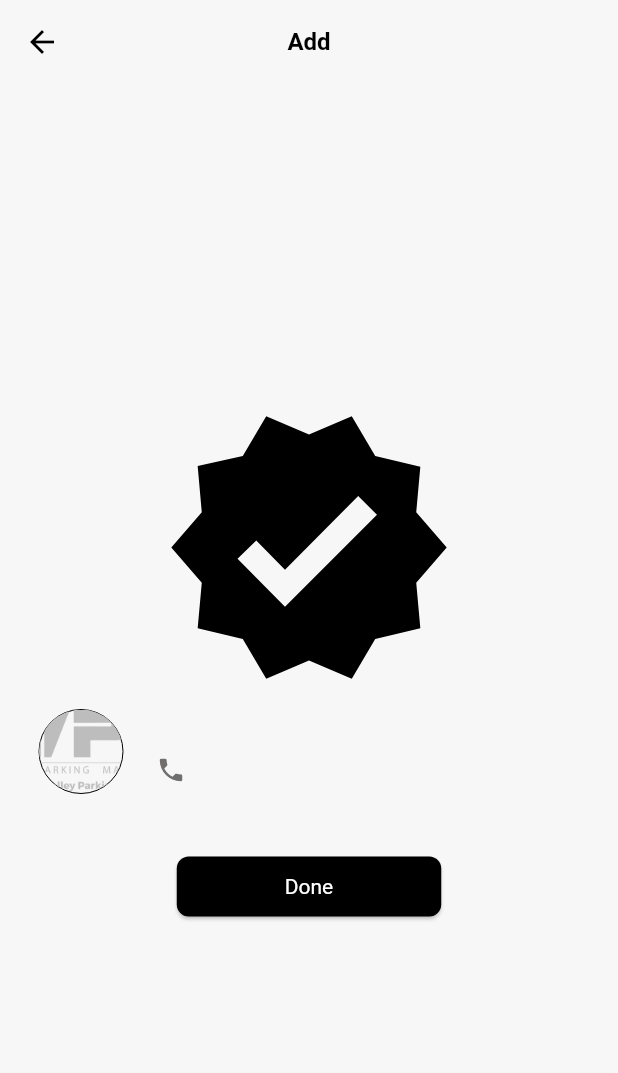
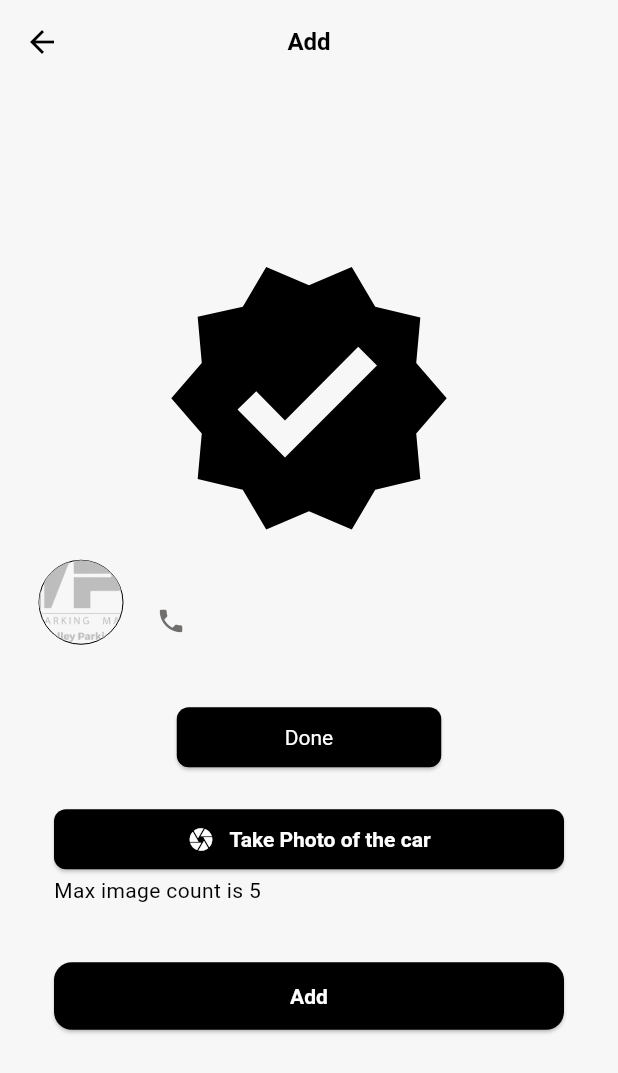
Before and after one commit to elkafrawyel/vpm_driver, a Flutter app: the AddValetScreen screen opened directly, on a phone screen of 412 x 824 dp. Shown: the top 1073 px of the screen. Run offline on Flutter 3.47's test engine with Material 3 defaults, Android fonts, the phone set to English and light mode, and no system bars; drawn by our look-alikes of cached_network_image, oktoast; our stand-ins replace audioplayers, connectivity_plus, dio, firebase_core, flutter_easyloading, flutter_svg and 16 more; missing offline and left inert: fcm_config, flutter_polyline_points, qr_code_scanner; accounts and stored records are empty; network calls fail; Roboto replaces fonts that are missing (Cairo).

Commit message:
working on notification

```diff
--- a/lib/app/config/environment.dart
+++ b/lib/app/config/environment.dart
@@ -1,11 +1,11 @@
 class Environment {
-  static const AppMode appMode = AppMode.testing;
+  static const AppMode appMode = AppMode.live;
 
   static url() {
     switch (appMode) {
       case AppMode.testing:
       case AppMode.staging:
-        return 'https://portal.profitsway.net/New_Parking/api/';
+        return 'https://back.vpmsystems.com/api/';
       case AppMode.live:
         return 'https://back.vpmsystems.com/api/';
     }
--- a/lib/screens/home/pages/add_valet/add_valet_screen.dart
+++ b/lib/screens/home/pages/add_valet/add_valet_screen.dart
@@ -1,3 +1,4 @@
+import 'dart:developer';
 import 'dart:io';
 
 import 'package:driver/app/extensions/space.dart';
@@ -7,11 +8,20 @@ import 'package:driver/widgets/app_widgets/app_cached_image.dart';
 import 'package:driver/widgets/app_widgets/app_text.dart';
 import 'package:flutter/material.dart';
 import 'package:flutter_svg/flutter_svg.dart';
+import 'package:get/get_instance/get_instance.dart';
 import 'package:get/get_utils/src/extensions/internacionalization.dart';
 import 'package:get/route_manager.dart';
 import 'package:image_picker/image_picker.dart';
 
 import '../../../../app/config/app_color.dart';
+import '../../../../app/util/constants.dart';
+import '../../../../app/util/information_viewer.dart';
+import '../../../../app/util/operation_reply.dart';
+import '../../../../app/util/util.dart';
+import '../../../../controller/home_screen/current_parking_controller.dart';
+import '../../../../data/models/start_parking_response.dart';
+import '../../../../data/providers/network/api_provider.dart';
+import '../../../../widgets/app_widgets/app_progress_button.dart';
 import '../../../scanner/scanner_screen.dart';
 
 class AddValetScreen extends StatefulWidget {
@@ -23,6 +33,7 @@ class AddValetScreen extends StatefulWidget {
 
 class _AddValetScreenState extends State<AddValetScreen>
     with AutomaticKeepAliveClientMixin {
+  String? userId;
   UserModel? customer;
   List<File> images = [];
   final ImagePicker picker = ImagePicker();
@@ -30,6 +41,7 @@ class _AddValetScreenState extends State<AddValetScreen>
   reset() {
     setState(() {
       customer = null;
+      userId = null;
       images.clear();
     });
   }
@@ -50,8 +62,10 @@ class _AddValetScreenState extends State<AddValetScreen>
               offstage: customer != null,
               child: GestureDetector(
                 onTap: () async {
-                  customer = await Get.to(() => const ScannerScreen());
-                  if (customer != null) {
+                  userId = await Get.to(() => const ScannerScreen());
+                  userId = '9d590ec5-fe9d-4730-a46f-bfcfc7902823';
+                  if (userId != null) {
+                    log("======> $userId");
                     setState(() {});
                   }
                 },
@@ -134,89 +148,104 @@ class _AddValetScreenState extends State<AddValetScreen>
                   child: AppText('done'.tr),
                 ),
               ),
+            ),
+            Offstage(
+              offstage: customer == null && userId == null,
+              child: Wrap(
+                spacing: 10,
+                runSpacing: 10,
+                children: images
+                    .map((e) => Container(
+                          width: 100,
+                          height: 100,
+                          alignment: AlignmentDirectional.topEnd,
+                          decoration: BoxDecoration(
+                            borderRadius: BorderRadius.circular(kRadius),
+                            image: DecorationImage(
+                              image: FileImage(e),
+                              fit: BoxFit.cover,
+                            ),
+                          ),
+                          child: IconButton(
+                            icon: const Icon(
+                              Icons.clear,
+                              color: Colors.red,
+                            ),
+                            onPressed: () {
+                              setState(() {
+                                images.remove(e);
+                              });
+                            },
+                          ),
+                        ))
+                    .toList(),
+              ),
+            ),
+            20.ph,
+            Offstage(
+              offstage: customer == null && userId == null,
+              child: Padding(
+                padding: const EdgeInsets.symmetric(horizontal: 28.0),
+                child: ElevatedButton(
+                  style: ElevatedButton.styleFrom(
+                    backgroundColor: Colors.black,
+                    shape: RoundedRectangleBorder(
+                      borderRadius: BorderRadius.circular(8),
+                    ),
+                  ),
+                  onPressed: () async {
+                    if (images.length > 4) {
+                      InformationViewer.showSnackBar('max_image_count_is_5'.tr);
+                      return;
+                    }
+                    final XFile? photo =
+                        await picker.pickImage(source: ImageSource.camera);
+                    if (photo != null) {
+                      setState(() {
+                        images.add(File(photo.path));
+                      });
+                    }
+                  },
+                  child: Row(
+                    mainAxisSize: MainAxisSize.max,
+                    mainAxisAlignment: MainAxisAlignment.center,
+                    children: [
+                      const Icon(Icons.camera),
+                      10.pw,
+                      AppText(
+                        'take_photo'.tr,
+                        fontWeight: FontWeight.bold,
+                      ),
+                    ],
+                  ),
+                ),
+              ),
+            ),
+            Offstage(
+              offstage: customer == null && userId == null,
+              child: Padding(
+                padding: const EdgeInsets.symmetric(horizontal: 28.0),
+                child: Align(
+                  alignment: AlignmentDirectional.centerStart,
+                  child: AppText('max_image_count_is_5'.tr),
+                ),
+              ),
+            ),
+            10.ph,
+            Padding(
+              padding: const EdgeInsets.all(28.0),
+              child: AppProgressButton(
+                text: 'add'.tr,
+                textColor: Colors.white,
+                width: MediaQuery.sizeOf(context).width,
+                backgroundColor: Colors.black,
+                onPressed: (animationController) async {
+                  if (userId != null) {
+                    getUserByCode();
+                  }
+                },
+              ),
             )
-            // Wrap(
-            //   spacing: 10,
-            //   runSpacing: 10,
-            //   children: images
-            //       .map((e) => Container(
-            //             width: 100,
-            //             height: 100,
-            //             alignment: AlignmentDirectional.topEnd,
-            //             decoration: BoxDecoration(
-            //               borderRadius: BorderRadius.circular(kRadius),
-            //               image: DecorationImage(
-            //                 image: FileImage(e),
-            //                 fit: BoxFit.cover,
-            //               ),
-            //             ),
-            //             child: IconButton(
-            //               icon: const Icon(
-            //                 Icons.clear,
-            //                 color: Colors.red,
-            //               ),
-            //               onPressed: () {
-            //                 setState(() {
-            //                   images.remove(e);
-            //                 });
-            //               },
-            //             ),
-            //           ))
-            //       .toList(),
-            // ),
-            // 20.ph,
-            // Padding(
-            //   padding: const EdgeInsets.symmetric(horizontal: 28.0),
-            //   child: ElevatedButton(
-            //     style: ElevatedButton.styleFrom(
-            //         backgroundColor: Colors.black,
-            //         shape: RoundedRectangleBorder(
-            //             borderRadius: BorderRadius.circular(8))),
-            //     onPressed: () async {
-            //       if (images.length > 4) {
-            //         InformationViewer.showSnackBar('max_image_count_is_5'.tr);
-            //         return;
-            //       }
-            //       final XFile? photo =
-            //           await picker.pickImage(source: ImageSource.camera);
-            //       if (photo != null) {
-            //         setState(() {
-            //           images.add(File(photo.path));
-            //         });
-            //       }
-            //     },
-            //     child: Row(
-            //       mainAxisSize: MainAxisSize.max,
-            //       mainAxisAlignment: MainAxisAlignment.center,
-            //       children: [
-            //         const Icon(Icons.camera),
-            //         20.pw,
-            //         AppText(
-            //           'take_photo'.tr,
-            //           fontWeight: FontWeight.bold,
-            //         ),
-            //       ],
-            //     ),
-            //   ),
-            // ),
-            // Padding(
-            //   padding: const EdgeInsets.symmetric(horizontal: 28.0),
-            //   child: Align(
-            //     alignment: AlignmentDirectional.centerStart,
-            //     child: AppText('max_image_count_is_5'.tr),
-            //   ),
-            // ),
-            // 10.ph,
-            // Padding(
-            //   padding: const EdgeInsets.all(28.0),
-            //   child: AppProgressButton(
-            //     text: 'add'.tr,
-            //     textColor: Colors.white,
-            //     width: MediaQuery.sizeOf(context).width,
-            //     backgroundColor: Colors.black,
-            //     onPressed: addPhotosToRequest,
-            //   ),
-            // )
           ],
         ),
       ),
@@ -226,5 +255,50 @@ class _AddValetScreenState extends State<AddValetScreen>
   @override
   bool get wantKeepAlive => true;
 
-  Future addPhotosToRequest(AnimationController animationController) async {}
+  Future<void> getUserByCode() async {
+    if (userId == null) {
+      return;
+    }
+
+    // List<MultipartFile> multipartFileList = [];
+    // for (int i = 0; i < images.length; i++) {
+    //   debugPrint("isFile: ${images[i]}");
+    //
+    //   /// Adding into list
+    //   String filename = images[i].path.split('/').last;
+    //   multipartFileList.add(
+    //     MultipartFile.fromFileSync(
+    //       images[i].path,
+    //       filename: filename,
+    //     ),
+    //   );
+    // }
+
+    OperationReply operationReply =
+        await APIProvider.instance.post<StartParkingResponse>(
+      endPoint: Res.apiStartParking,
+      fromJson: StartParkingResponse.fromJson,
+      requestBody: {
+        'user_id': userId,
+      },
+      // files: images
+      //     .map((element) => MapEntry(element.path.split("/").last, element))
+      //     .toList(),
+      files: images.map((element) => MapEntry('files', element)).toList(),
+    );
+    if (operationReply.isSuccess()) {
+      StartParkingResponse startParkingResponse = operationReply.result;
+      Utils().playSound();
+      InformationViewer.showSuccessToast(
+        msg: startParkingResponse.message ?? '',
+      );
+      Get.find<CurrentParkingController>().refreshApiCall();
+      setState(() {
+        customer = startParkingResponse.data?.user;
+      });
+    } else {
+      Get.back();
+      InformationViewer.showErrorToast(msg: operationReply.message);
+    }
+  }
 }
```
Also changed, not shown: lib/screens/scanner/scanner_screen.dart (+1 -33 lines), 1 other file.
